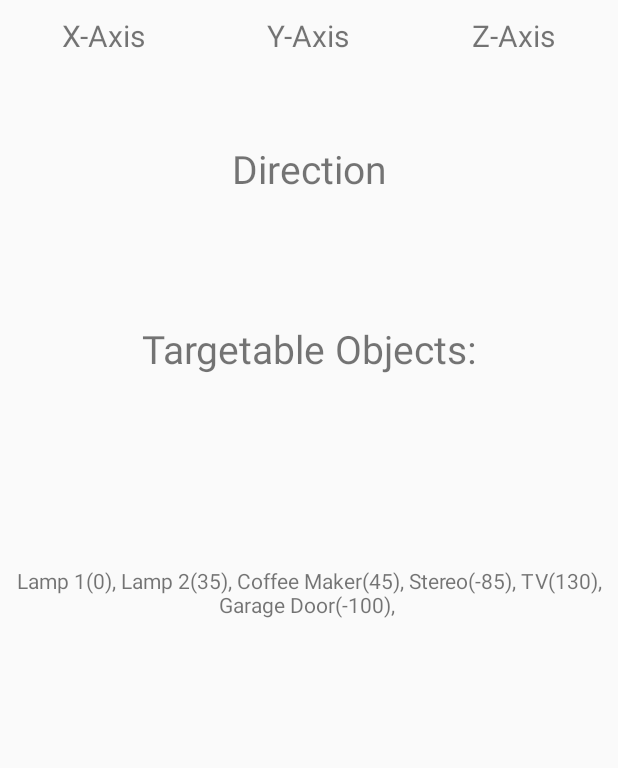
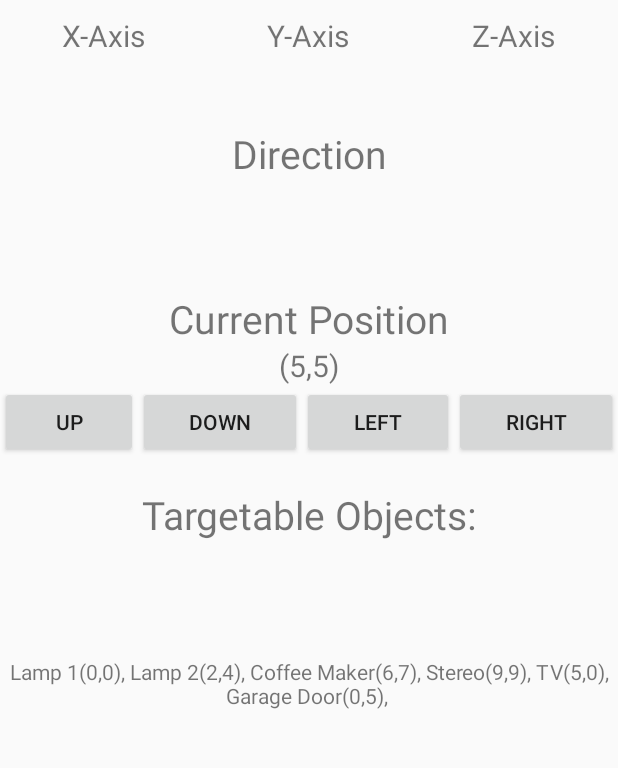
Before and after one commit to Thalley/ironman-prototype, an Android app: the screen it shows after launch (MainActivity), on a phone screen of 412 x 824 dp, the part 63-831 px from its top. Run offline under Robolectric (Android 15) with nearby library versions, the phone set to English and light mode, and no system bars.

Commit message:
Added simulation of location to Android app

```diff
--- a/Android/SensorPrototype/app/src/main/java/com/example/thalley/sensorprototype/MainActivity.java
+++ b/Android/SensorPrototype/app/src/main/java/com/example/thalley/sensorprototype/MainActivity.java
@@ -7,6 +7,7 @@ import android.hardware.SensorEventListener;
 import android.hardware.SensorManager;
 import android.os.Bundle;
 import android.app.Activity;
+import android.view.View;
 import android.widget.TextView;
 
 import java.util.ArrayList;
@@ -16,13 +17,14 @@ public class MainActivity extends Activity implements SensorEventListener{
     private SensorManager mSensorManager;
     private Sensor mAccelerometer;
     private Sensor mMagnetic;
-    private TextView tvX, tvY, tvZ, tvDD, tvD, tvTargetableObjects, tvAllObjects;
+    private TextView tvX, tvY, tvZ, tvDD, tvD, tvTargetableObjects, tvAllObjects, tvPosition;
     private float[] magnetic, acceleration;
     private boolean haveacc, havemag;
     float[] Rm = new float[16];
     float[] I = new float[16];
     ArrayList<SmartObject> smartObjects = new ArrayList<>();
     StringBuilder b;
+    Point position = new Point(5, 5);
 
     @Override
     protected void onCreate(Bundle savedInstanceState) {
@@ -36,6 +38,9 @@ public class MainActivity extends Activity implements SensorEventListener{
         tvD= (TextView)findViewById(R.id.direction);
         tvTargetableObjects = (TextView)findViewById(R.id.targetableObjects);
         tvAllObjects = (TextView)findViewById(R.id.objects);
+        tvPosition = (TextView)findViewById(R.id.position);
+
+        tvPosition.setText(position.toString());
 
         // Sensors
         mSensorManager = (SensorManager) getSystemService(Context.SENSOR_SERVICE);
@@ -43,17 +48,17 @@ public class MainActivity extends Activity implements SensorEventListener{
         mMagnetic = mSensorManager.getDefaultSensor(Sensor.TYPE_MAGNETIC_FIELD);
 
         // Smart Objects
-        smartObjects.add(new SmartObject("Lamp 1", 0.0));
-        smartObjects.add(new SmartObject("Lamp 2", 35.0));
-        smartObjects.add(new SmartObject("Coffee Maker", 45.0));
-        smartObjects.add(new SmartObject("Stereo", -85.0));
-        smartObjects.add(new SmartObject("TV", 130.0));
-        smartObjects.add(new SmartObject("Garage Door", -100.0));
+        smartObjects.add(new SmartObject("Lamp 1", new Point(0,0)));
+        smartObjects.add(new SmartObject("Lamp 2", new Point(2,4)));
+        smartObjects.add(new SmartObject("Coffee Maker", new Point(6,7)));
+        smartObjects.add(new SmartObject("Stereo", new Point(9,9)));
+        smartObjects.add(new SmartObject("TV", new Point(5,0)));
+        smartObjects.add(new SmartObject("Garage Door", new Point(0,5)));
 
         // Show smart objects on main screen
         b = new StringBuilder();
         for (SmartObject so : smartObjects){
-            b.append(so.mName+ "(" + (int)so.mLocation + "), ");
+            b.append(so.getName() + so.getLocation().toString() + ", ");
         }
         tvAllObjects.setText(b.toString());
     }
@@ -158,14 +163,43 @@ public class MainActivity extends Activity implements SensorEventListener{
         double deltaDownDegree = degree - noise;
         ArrayList<SmartObject> targetableObjects = new ArrayList<>();
         for (SmartObject so : smartObjects){
-            if(so.mLocation < deltaUpDegree && so.mLocation > deltaDownDegree)
+            if(getAngle(so.getLocation()) < deltaUpDegree && getAngle(so.getLocation()) > deltaDownDegree)
                 targetableObjects.add(so);
         }
         b = new StringBuilder();
         for (SmartObject so : targetableObjects){
-            b.append(so.mName+"\n");
+            b.append(so.getName()+"\n");
         }
         tvTargetableObjects.setText(b.toString());
 
     }
+
+    /**
+     * Calculates the angle between our position and a smart device's position
+     * @param target the targeted smart device
+     * @return the angle in degrees
+     */
+    private float getAngle(Point target) {
+        float angle = (float) Math.toDegrees(Math.atan2(target.getY() - position.getY(), target.getX() - position.getX()));
+        return angle;
+    }
+
+    public void changePosition(View view){
+        switch (view.getId()){
+            case R.id.up:
+                position.setX(position.getX() + 1);
+                break;
+            case R.id.down:
+                position.setX(position.getX() - 1);
+                break;
+            case R.id.right:
+                position.setY(position.getY() + 1);
+                break;
+            case R.id.left:
+                position.setY(position.getY() - 1);
+                break;
+        }
+        tvPosition.setText(position.toString());
+
+    }
 }
--- /dev/null
+++ b/Android/SensorPrototype/app/src/main/java/com/example/thalley/sensorprototype/Point.java
@@ -0,0 +1,34 @@
+package com.example.thalley.sensorprototype;
+
+/**
+ * A Point is a point in a coordinate system
+ */
+public class Point {
+    private int mX, mY;
+    public Point(int X, int Y){
+        mX = X;
+        mY = Y;
+    }
+
+    public int getX() {
+        return mX;
+    }
+
+    public void setX(int X) {
+        this.mX = X;
+    }
+
+    public int getY() {
+        return mY;
+    }
+
+    public void setY(int Y) {
+        this.mY = Y;
+    }
+
+    @Override
+    public String toString(){
+        return "(" + mX + "," + mY + ")";
+
+    }
+}
--- a/Android/SensorPrototype/app/src/main/java/com/example/thalley/sensorprototype/SmartObject.java
+++ b/Android/SensorPrototype/app/src/main/java/com/example/thalley/sensorprototype/SmartObject.java
@@ -1,13 +1,21 @@
 package com.example.thalley.sensorprototype;
 
 /**
- * Created by Thalley on 21-09-2015.
+ * A smart device
  */
 public class SmartObject {
-    String mName;
-    double mLocation; //as a degree
-    public SmartObject(String name, double location){
+    private String mName;
+    private Point mLocation; //as a degree
+    public SmartObject(String name, Point location){
         mName = name;
         mLocation = location;
     }
+
+    public String getName(){
+        return mName;
+    }
+
+    public Point getLocation(){
+        return mLocation;
+    }
 }
--- a/Android/SensorPrototype/app/src/main/res/layout/activity_main.xml
+++ b/Android/SensorPrototype/app/src/main/res/layout/activity_main.xml
@@ -16,7 +16,8 @@
         android:layout_width="fill_parent"
         android:layout_height="wrap_content"
         android:stretchColumns="*">
-        <TableRow>
+        <TableRow android:layout_width="match_parent"
+            android:layout_height="match_parent">
             <TextView
                 android:layout_width="wrap_content"
                 android:layout_height="wrap_content"
@@ -38,7 +39,9 @@
                 android:text="Z-Axis"
                 android:gravity="center"/>
         </TableRow>
-        <TableRow>
+        <TableRow
+            android:layout_width="match_parent"
+            android:layout_height="wrap_content">
             <TextView
                 android:layout_width="wrap_content"
                 android:layout_height="wrap_content"
@@ -58,50 +61,107 @@
                 android:textSize="20sp"
                 android:gravity="center"/>
         </TableRow>
+    </TableLayout>
         <TextView
-            android:layout_width="wrap_content"
+            android:layout_width="fill_parent"
             android:layout_height="wrap_content"
             android:textSize="26sp"
 
             android:text="Direction"
 
-            android:gravity="center"
-            android:layout_marginTop="30dp" />
+            android:gravity="center_horizontal"
+            android:layout_marginTop="20dp" />
         <TextView
-            android:layout_width="wrap_content"
+            android:layout_width="fill_parent"
             android:layout_height="wrap_content"
             android:id="@+id/directionDegrees"
             android:textSize="20sp"
-            android:gravity="center"/>
+            android:gravity="center_horizontal"/>
         <TextView
-            android:layout_width="wrap_content"
+            android:layout_width="fill_parent"
             android:layout_height="wrap_content"
             android:textSize="20sp"
             android:id="@+id/direction"
-            android:gravity="center"/>
+            android:gravity="center_horizontal"/>
 
-        <TextView
+    <TextView
+        android:layout_width="fill_parent"
+        android:layout_height="wrap_content"
+        android:textSize="26sp"
+
+        android:text="Current Position"
+
+        android:gravity="center_horizontal"
+        android:layout_marginTop="20dp" />
+    <TextView
+        android:layout_width="fill_parent"
+        android:layout_height="wrap_content"
+        android:textSize="20sp"
+        android:id="@+id/position"
+        android:gravity="center_horizontal"/>
+    <TableRow
+        android:layout_width="match_parent"
+        android:layout_height="wrap_content"
+        android:gravity="center">
+
+        <Button
+            style="?android:attr/buttonStyleSmall"
             android:layout_width="wrap_content"
+            android:layout_height="wrap_content"
+            android:text="Up"
+            android:id="@+id/up"
+            android:layout_weight="1"
+            android:onClick="changePosition" />
+
+        <Button
+            style="?android:attr/buttonStyleSmall"
+            android:layout_width="wrap_content"
+            android:layout_height="wrap_content"
+            android:text="Down"
+            android:id="@+id/down"
+            android:layout_weight="1"
+            android:onClick="changePosition" />
+
+        <Button
+            style="?android:attr/buttonStyleSmall"
+            android:layout_width="wrap_content"
+            android:layout_height="wrap_content"
+            android:text="Left"
+            android:id="@+id/left"
+            android:layout_weight="1"
+            android:onClick="changePosition" />
+
+        <Button
+            style="?android:attr/buttonStyleSmall"
+            android:layout_width="wrap_content"
+            android:layout_height="wrap_content"
+            android:text="Right"
+            android:id="@+id/right"
+            android:layout_weight="1"
+            android:onClick="changePosition" />
+    </TableRow>
+
+    <TextView
+            android:layout_width="fill_parent"
             android:layout_height="wrap_content"
             android:textSize="26sp"
 
             android:text="Targetable Objects:"
 
-            android:gravity="center"
-            android:layout_marginTop="30dp" />
+            android:gravity="center_horizontal"
+            android:layout_marginTop="20dp" />
         <TextView
-            android:layout_width="wrap_content"
+            android:layout_width="fill_parent"
             android:layout_height="wrap_content"
             android:id="@+id/targetableObjects"
             android:textSize="20sp"
-            android:gravity="center"/>
+            android:gravity="center_horizontal"/>
 
         <TextView
-            android:layout_marginTop="100dp"
-            android:layout_width="wrap_content"
+            android:layout_marginTop="50dp"
+            android:layout_width="fill_parent"
             android:layout_height="wrap_content"
             android:id="@+id/objects"
             android:textSize="14sp"
-            android:gravity="center"/>
-    </TableLayout>
+            android:gravity="center_horizontal"/>
 </LinearLayout>
```
